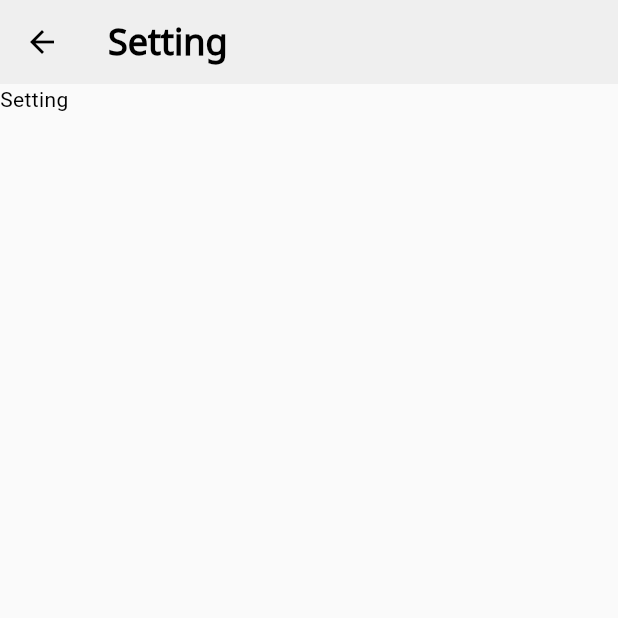
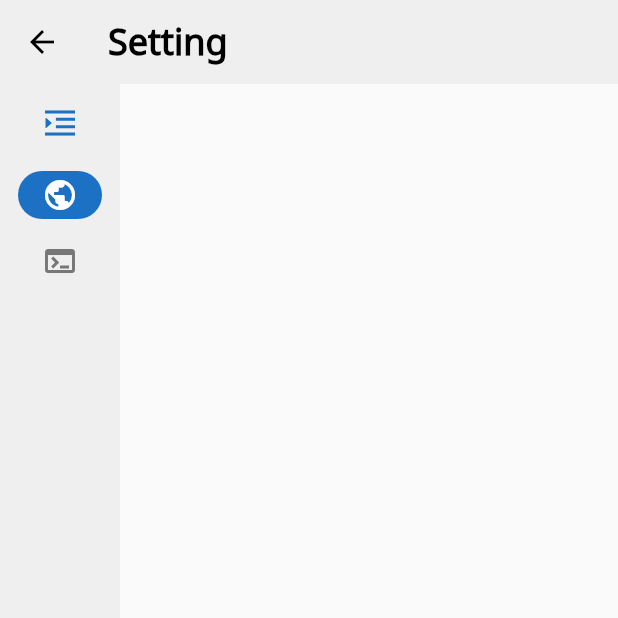
Before and after one commit to kihyun1998/todo_window_app, a Flutter app: the SettingPage screen opened by its route, on a phone screen of 412 x 824 dp, the top half of it. Run offline on Flutter 3.47's test engine with Material 3 defaults, Android fonts, the phone set to English and light mode, and no system bars; our stand-ins replace flutter_riverpod, flutter_svg; project files that could hold a hidden picture were left out.

Commit message:
세팅 페이지 구현 중

```diff
--- a/lib/src/view/setting_view.dart
+++ b/lib/src/view/setting_view.dart
@@ -1,4 +1,5 @@
 import 'package:flutter/material.dart';
+import 'package:todo_window_app/src/view/widget/settingNavigationBar.dart';
 import 'package:todo_window_app/util/lang/generated/l10n.dart';
 
 class SettingPage extends StatelessWidget {
@@ -8,7 +9,11 @@ class SettingPage extends StatelessWidget {
   Widget build(BuildContext context) {
     return Scaffold(
       appBar: AppBar(title: Text(S.current.setting)),
-      body: const Text("Setting"),
+      body: const Row(
+        children: [
+          SettingNavigationBar(),
+        ],
+      ),
     );
   }
 }
--- /dev/null
+++ b/lib/src/view/widget/settingNavigationBar.dart
@@ -0,0 +1,52 @@
+import 'package:flutter/material.dart';
+import 'package:flutter_riverpod/flutter_riverpod.dart';
+import 'package:todo_window_app/src/service/navigation_riverpod.dart';
+import 'package:todo_window_app/style/component/button/button.dart';
+
+class SettingNavigationBar extends ConsumerWidget {
+  const SettingNavigationBar({
+    super.key,
+  });
+
+  @override
+  Widget build(BuildContext context, WidgetRef ref) {
+    return NavigationRail(
+      selectedIndex: ref.watch(naviProvider).index,
+      onDestinationSelected: (newIndex) {
+        ref.read(naviProvider.notifier).onDestinationSelected(newIndex);
+      },
+      extended: ref.watch(naviProvider).isExtended,
+      labelType: NavigationRailLabelType.none,
+
+      /// 상단 아이콘 배열
+      leading: ref.watch(naviProvider).isExtended
+          ? Button(
+              iconSize: 20,
+              icon: 'close-menu',
+              type: ButtonType.flat,
+              size: ButtonSize.small,
+              onPressed: ref.read(naviProvider.notifier).toggleExtended,
+            )
+          : Button(
+              iconSize: 20,
+              icon: 'open-menu',
+              type: ButtonType.flat,
+              size: ButtonSize.small,
+              onPressed: ref.read(naviProvider.notifier).toggleExtended,
+            ),
+
+      /// 네비게이션 아이콘 배열
+      destinations: const [
+        /// 홈 아이콘
+        NavigationRailDestination(
+          icon: Icon(Icons.public),
+          label: Text("Global"),
+        ),
+        NavigationRailDestination(
+          icon: Icon(Icons.terminal),
+          label: Text("Programs"),
+        ),
+      ],
+    );
+  }
+}
```
Also changed, not shown: assets/icons/globe.svg (added).
